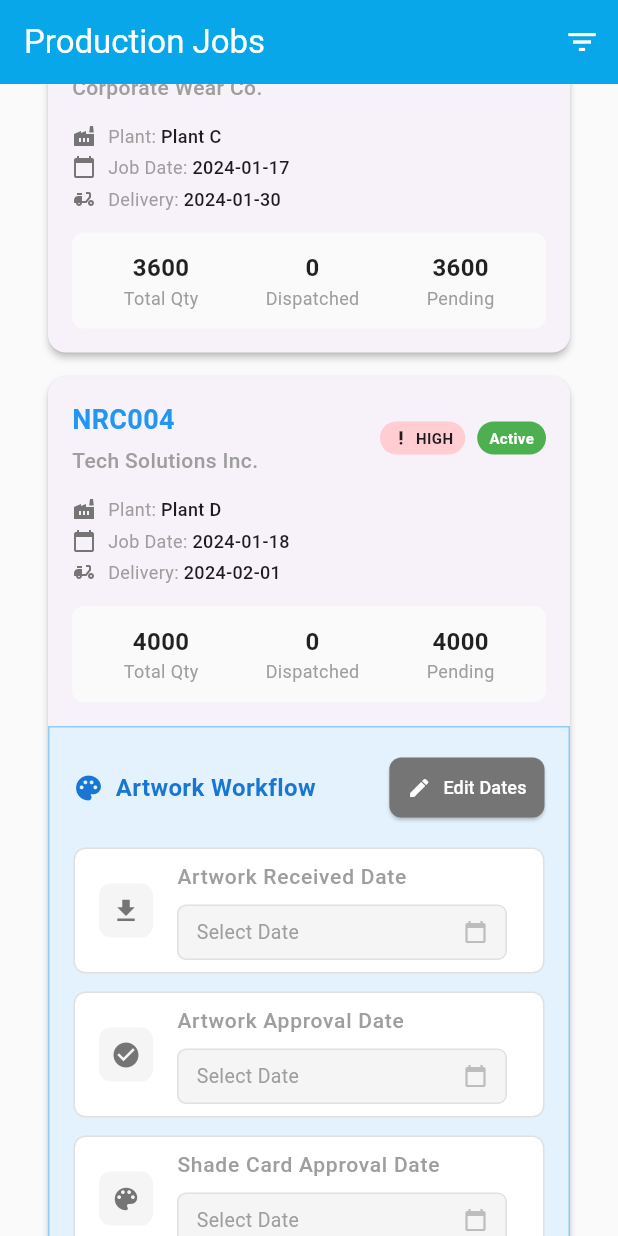
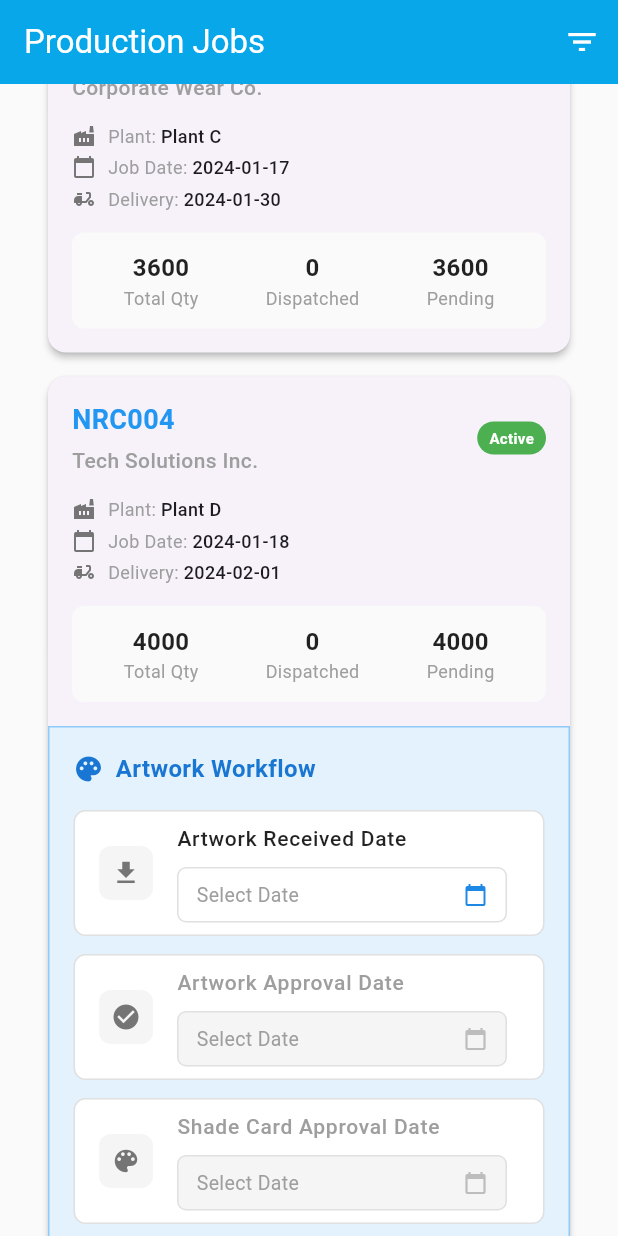
Before and after one commit to SHANKHHHH/NRCapp, a Flutter app: the JobListPage screen opened by its route, scrolled down 576 dp, on a phone screen of 412 x 824 dp. Run offline on Flutter 3.47's test engine with Material 3 defaults, Android fonts, the phone set to English and light mode, and no system bars; our stand-ins replace dio, go_router, shared_preferences; accounts and stored records are empty.

```diff
--- a/lib/presentation/pages/job/ArtworkWorkflowWidget.dart
+++ b/lib/presentation/pages/job/ArtworkWorkflowWidget.dart
@@ -36,6 +36,13 @@ class _ArtworkWorkflowWidgetState extends State<ArtworkWorkflowWidget> {
     _shadeCardController = TextEditingController(
       text: widget.job.shadeCardDate ?? '',
     );
+
+    // If all fields are empty, allow editing immediately
+    if ((widget.job.artworkReceivedDate == null || widget.job.artworkReceivedDate!.isEmpty) &&
+        (widget.job.artworkApprovalDate == null || widget.job.artworkApprovalDate!.isEmpty) &&
+        (widget.job.shadeCardDate == null || widget.job.shadeCardDate!.isEmpty)) {
+      _isEditing = true;
+    }
   }
 
   @override
@@ -74,7 +81,12 @@ class _ArtworkWorkflowWidgetState extends State<ArtworkWorkflowWidget> {
                 ),
               ),
               const Spacer(),
-              if (!_isEditing && widget.isActive)
+              // Only show edit button if not editing and at least one field is filled
+              if (!_isEditing && widget.isActive && (
+                (widget.job.artworkReceivedDate?.isNotEmpty ?? false) ||
+                (widget.job.artworkApprovalDate?.isNotEmpty ?? false) ||
+                (widget.job.shadeCardDate?.isNotEmpty ?? false)
+              ))
                 ElevatedButton.icon(
                   onPressed: () {
                     setState(() {
--- a/lib/presentation/pages/job/JobCard.dart
+++ b/lib/presentation/pages/job/JobCard.dart
@@ -66,8 +66,10 @@ class EnhancedJobCard extends StatelessWidget {
               ),
 
             // Status Control Section
-            if (_shouldShowStatusControls())
-              _buildStatusControlSection(context),
+            if (_shouldShowStatusControls()) ...[
+              if (_buildStatusControlSection(context) != null)
+                _buildStatusControlSection(context),
+            ],
           ],
         ),
       ),
@@ -104,7 +106,6 @@ class EnhancedJobCard extends StatelessWidget {
         ),
         Row(
           children: [
-            _buildJobDemandChip(),
             const SizedBox(width: 8),
             _buildStatusChip(),
           ],
@@ -237,53 +238,12 @@ class EnhancedJobCard extends StatelessWidget {
     );
   }
 
-  Widget _buildJobDemandChip() {
-    if (job.jobDemand == null) {
+  Widget _buildStatusControlSection(BuildContext context) {
+    final Widget statusAction = _buildStatusActionButtons(context);
+    // If statusAction is a SizedBox.shrink (no button), collapse the space
+    if (statusAction is SizedBox && statusAction.height == 0 && statusAction.width == 0) {
       return const SizedBox.shrink();
     }
-
-    Color chipColor;
-    IconData icon;
-
-    switch (job.jobDemand!) {
-      case JobDemand.high:
-        chipColor = Colors.red[100]!;
-        icon = Icons.priority_high;
-        break;
-      case JobDemand.medium:
-        chipColor = Colors.yellow[100]!;
-        icon = Icons.remove;
-        break;
-      case JobDemand.low:
-        chipColor = Colors.green[100]!;
-        icon = Icons.trending_down;
-        break;
-    }
-
-    return Container(
-      padding: const EdgeInsets.symmetric(horizontal: 8, vertical: 4),
-      decoration: BoxDecoration(
-        color: chipColor,
-        borderRadius: BorderRadius.circular(12),
-      ),
-      child: Row(
-        mainAxisSize: MainAxisSize.min,
-        children: [
-          Icon(icon, size: 12),
-          const SizedBox(width: 4),
-          Text(
-            job.jobDemand!.name.toUpperCase(),
-            style: const TextStyle(
-              fontSize: 10,
-              fontWeight: FontWeight.bold,
-            ),
-          ),
-        ],
-      ),
-    );
-  }
-
-  Widget _buildStatusControlSection(BuildContext context) {
     return Container(
       padding: const EdgeInsets.all(16),
       decoration: BoxDecoration(
@@ -296,32 +256,11 @@ class EnhancedJobCard extends StatelessWidget {
       child: Column(
         crossAxisAlignment: CrossAxisAlignment.start,
         children: [
-          Text(
-            _getStatusControlTitle(),
-            style: const TextStyle(
-              fontSize: 14,
-              fontWeight: FontWeight.w600,
-              color: Colors.black87,
-            ),
-          ),
           const SizedBox(height: 12),
-          _buildStatusActionButtons(context),
+          statusAction,
         ],
       ),
     );
-  }
-
-  String _getStatusControlTitle() {
-    switch (job.status) {
-      case JobStatus.workingStarted:
-        return 'Job In Progress';
-      case JobStatus.hold:
-        return 'Job is On Hold';
-      case JobStatus.active:
-        return 'Job is Active';
-      default:
-        return 'Job Status';
-    }
   }
 
   Widget _buildStatusActionButtons(BuildContext context) {
--- a/lib/presentation/pages/notifications/NotificationsScreen.dart
+++ /dev/null
@@ -1,15 +0,0 @@
-import 'package:flutter/material.dart';
-
-class NotificationsScreen extends StatelessWidget {
-  const NotificationsScreen({Key? key}) : super(key: key);
-
-  @override
-  Widget build(BuildContext context) {
-    return Center(
-      child: Text(
-        'Notifications Page',
-        style: TextStyle(fontSize: 24),
-      ),
-    );
-  }
-}
```
